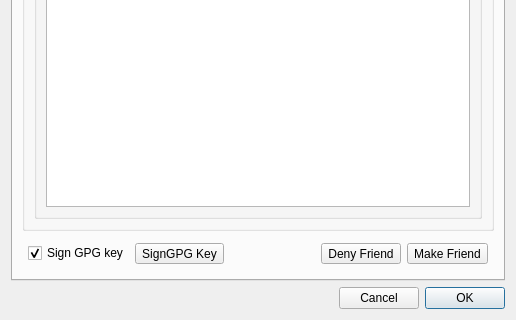
The window that retroshare-gui/src/gui/connect/ConfCertDialog.ui (RetroShare/RetroShare) describes before a commit, drawn with Qt 5; both pictures show x 0 to 516 and y 286 to 606 of the 516 by 606 pixel window.
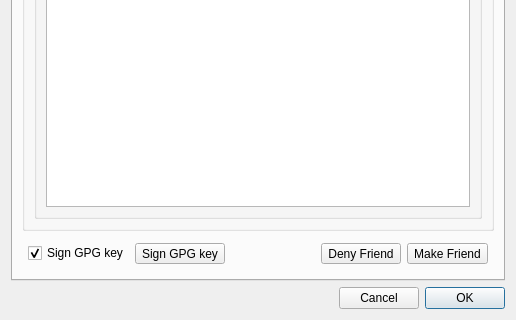
The same window after the commit. The open tabs and pages were chosen to show the change. Icons and pictures are not drawn.

What changed in the file:
```diff
--- a/retroshare-gui/src/gui/connect/ConfCertDialog.ui
+++ b/retroshare-gui/src/gui/connect/ConfCertDialog.ui
@@ -494,7 +494,7 @@
          <item>
           <widget class="QToolButton" name="signKeyButton">
            <property name="text">
-            <string>SignGPG Key</string>
+            <string>Sign GPG key</string>
            </property>
            <property name="icon">
             <iconset resource="../images.qrc">
```
Left out of the diff: 9 changed lines with no effect on the pictures.
